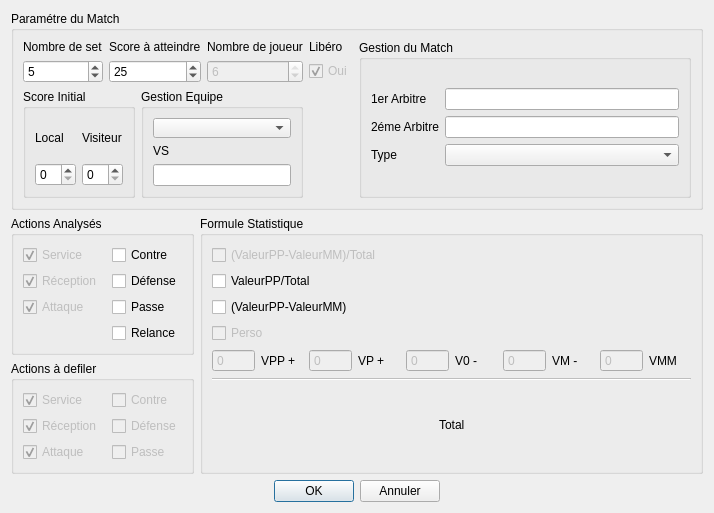
Before: the Qt Designer form ui/fenetrelancement.ui in flagage/volleyclubstats, drawn with Qt 5.
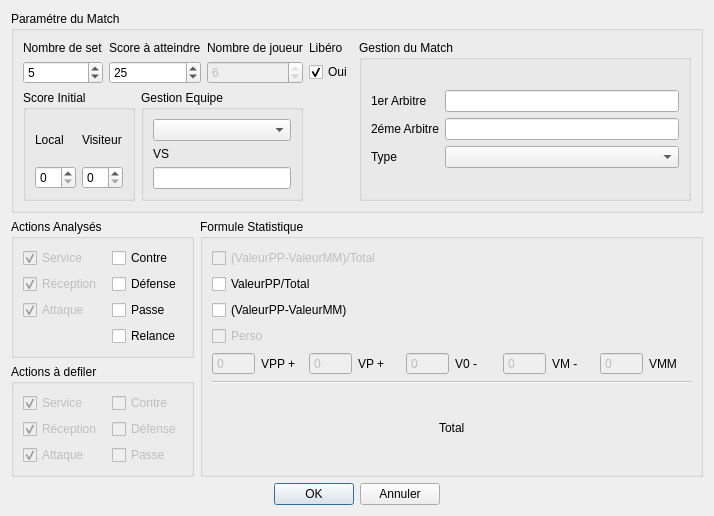
After: the same form once the commit is applied.

Diff of the .ui file:
```diff
--- a/ui/fenetrelancement.ui
+++ b/ui/fenetrelancement.ui
@@ -7,7 +7,7 @@
     <x>0</x>
     <y>0</y>
     <width>714</width>
-    <height>510</height>
+    <height>516</height>
    </rect>
   </property>
   <property name="windowTitle">
@@ -127,7 +127,7 @@
       <item row="1" column="3">
        <widget class="QCheckBox" name="checkBox_11">
         <property name="enabled">
-         <bool>false</bool>
+         <bool>true</bool>
         </property>
         <property name="text">
          <string>Oui</string>
```
Left out of the diff: 14 changed lines with no effect on the pictures.
